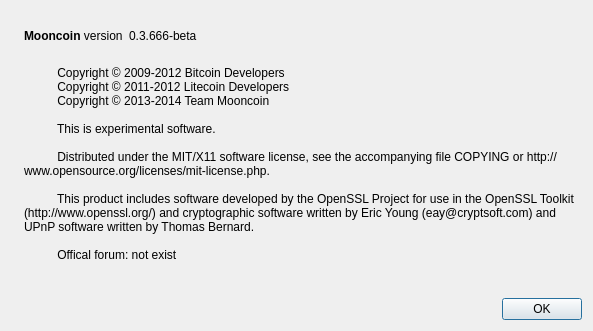
Qt form src/qt/forms/aboutdialog.ui (Jahare/Electric) before a commit.
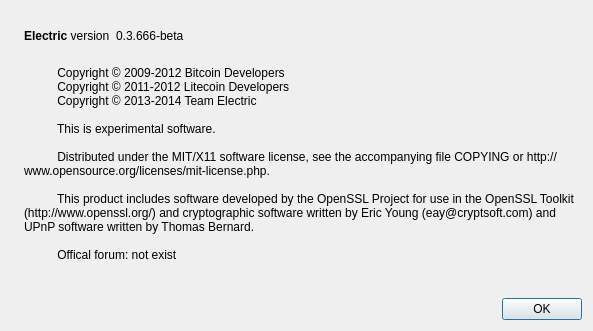
The same form after that commit. Icons and pictures are not drawn.

The edit to the form file:
```diff
--- a/src/qt/forms/aboutdialog.ui
+++ b/src/qt/forms/aboutdialog.ui
@@ -50,7 +50,7 @@
           <cursorShape>IBeamCursor</cursorShape>
          </property>
          <property name="text">
-          <string>&lt;b&gt;Mooncoin&lt;/b&gt; version</string>
+          <string>&lt;b&gt;Electric&lt;/b&gt; version</string>
          </property>
          <property name="textInteractionFlags">
           <set>Qt::LinksAccessibleByMouse|Qt::TextSelectableByKeyboard|Qt::TextSelectableByMouse</set>
@@ -97,7 +97,7 @@
         <string>
           Copyright © 2009-2012 Bitcoin Developers
           Copyright © 2011-2012 Litecoin Developers
-          Copyright © 2013-2014 Team Mooncoin
+          Copyright © 2013-2014 Team Electric
 
           This is experimental software.
 
```
Left out of the diff: 2 changed lines with no effect on the pictures.
